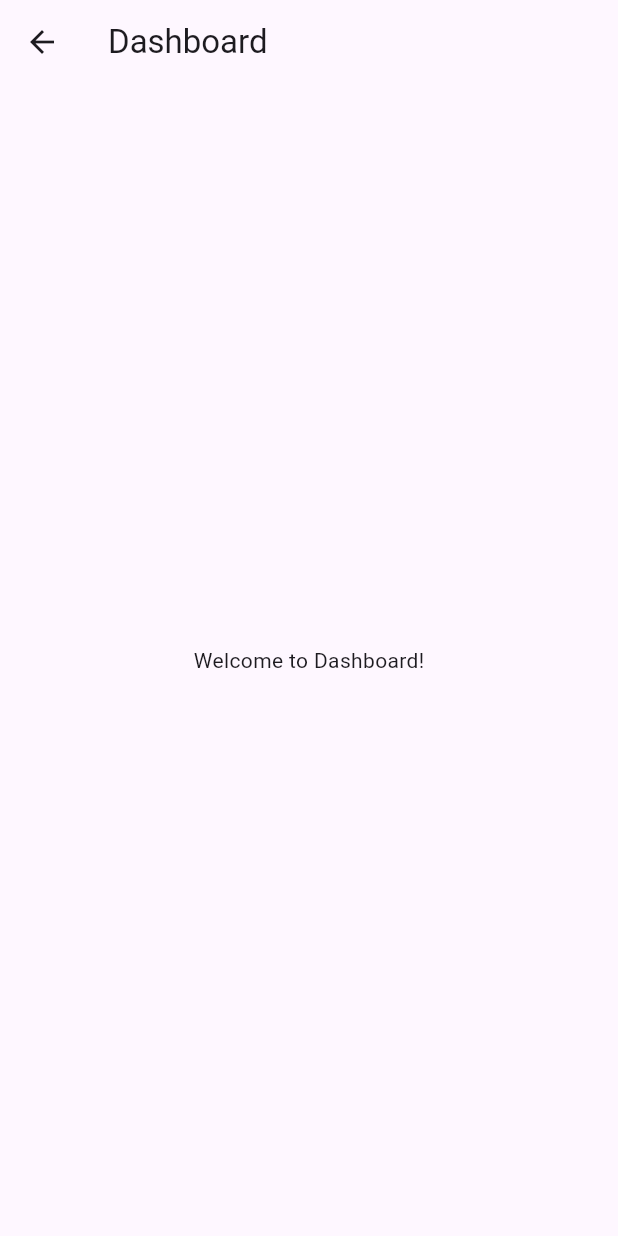
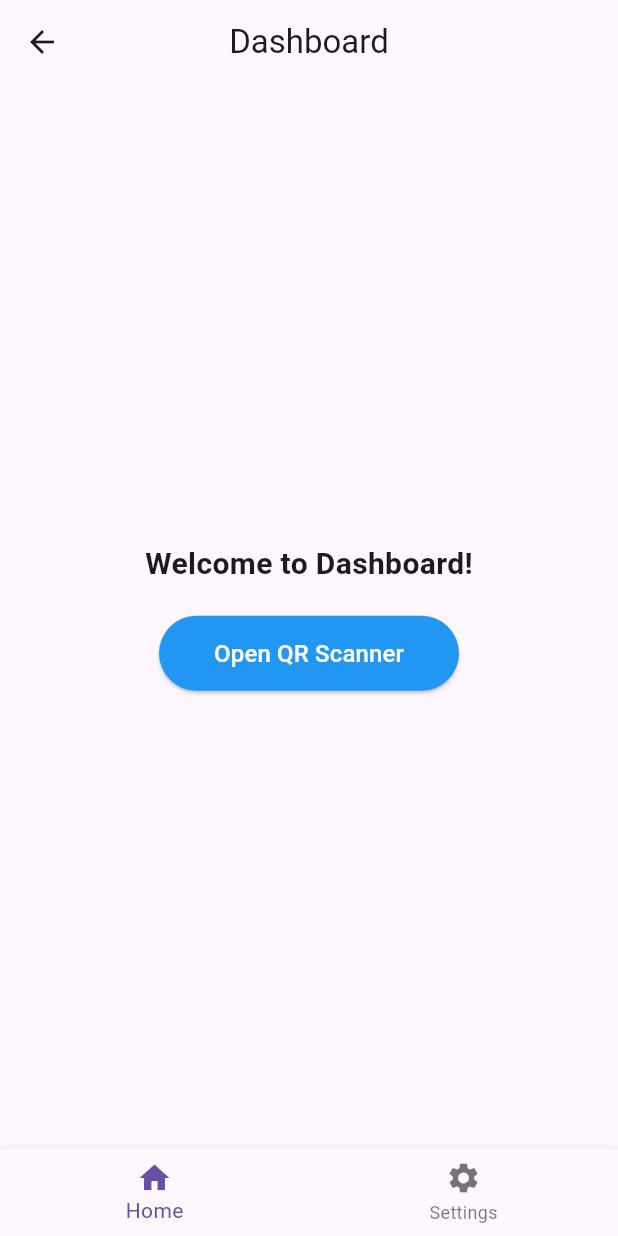
Before and after one commit to isharadh2002/FuelWiseLK, a Flutter app: the Dashboard screen opened directly, on a phone screen of 412 x 824 dp. Run offline on Flutter 3.47's test engine with Material 3 defaults, Android fonts, the phone set to English and light mode, and no system bars.

Commit message:
feature: dashboard updated

```diff
--- a/Mobile-app/fuel_quota_app/lib/screens/dashboard.dart
+++ b/Mobile-app/fuel_quota_app/lib/screens/dashboard.dart
@@ -1,4 +1,5 @@
 import 'package:flutter/material.dart';
+import 'qr_scanner.dart';
 
 class Dashboard extends StatefulWidget {
   const Dashboard({super.key});
@@ -8,11 +9,71 @@ class Dashboard extends StatefulWidget {
 }
 
 class _DashboardState extends State<Dashboard> {
+  int _currentIndex = 0;
+
+  final List<Widget> _pages = [
+    const Center(child: Text('Home Page')),
+    const Center(child: Text('Settings Page')),
+  ];
+
   @override
   Widget build(BuildContext context) {
     return Scaffold(
-      appBar: AppBar(title: const Text('Dashboard')),
-      body: const Center(child: Text('Welcome to Dashboard!')),
+      appBar: AppBar(
+        title: const Text('Dashboard'),
+        centerTitle: true,
+      ),
+
+      body: _currentIndex == 0
+          ? Center(
+              child: Column(
+                mainAxisAlignment: MainAxisAlignment.center,
+                children: [
+                  const Text(
+                    'Welcome to Dashboard!',
+                    style: TextStyle(fontSize: 20, fontWeight: FontWeight.bold),
+                  ),
+                  const SizedBox(height: 20),
+                  ElevatedButton(
+                    onPressed: () {
+                      // Navigate to QR Scanner page
+                      Navigator.push(
+                        context,
+                        MaterialPageRoute(builder: (context) => const QRScanner()),
+                      );
+                    },
+                    style: ElevatedButton.styleFrom(
+                      backgroundColor: Colors.blue,
+                      minimumSize: const Size(200, 50),
+                    ),
+                    child: const Text(
+                      'Open QR Scanner',
+                      style: TextStyle(color: Colors.white, fontSize: 16),
+                    ),
+                  ),
+                ],
+              ),
+            )
+          : _pages[_currentIndex],
+
+      bottomNavigationBar: BottomNavigationBar(
+        currentIndex: _currentIndex,
+        onTap: (index) {
+          setState(() {
+            _currentIndex = index;
+          });
+        },
+        items: const [
+          BottomNavigationBarItem(
+            icon: Icon(Icons.home),
+            label: 'Home',
+          ),
+          BottomNavigationBarItem(
+            icon: Icon(Icons.settings),
+            label: 'Settings',
+          ),
+        ],
+      ),
     );
   }
 }
```
